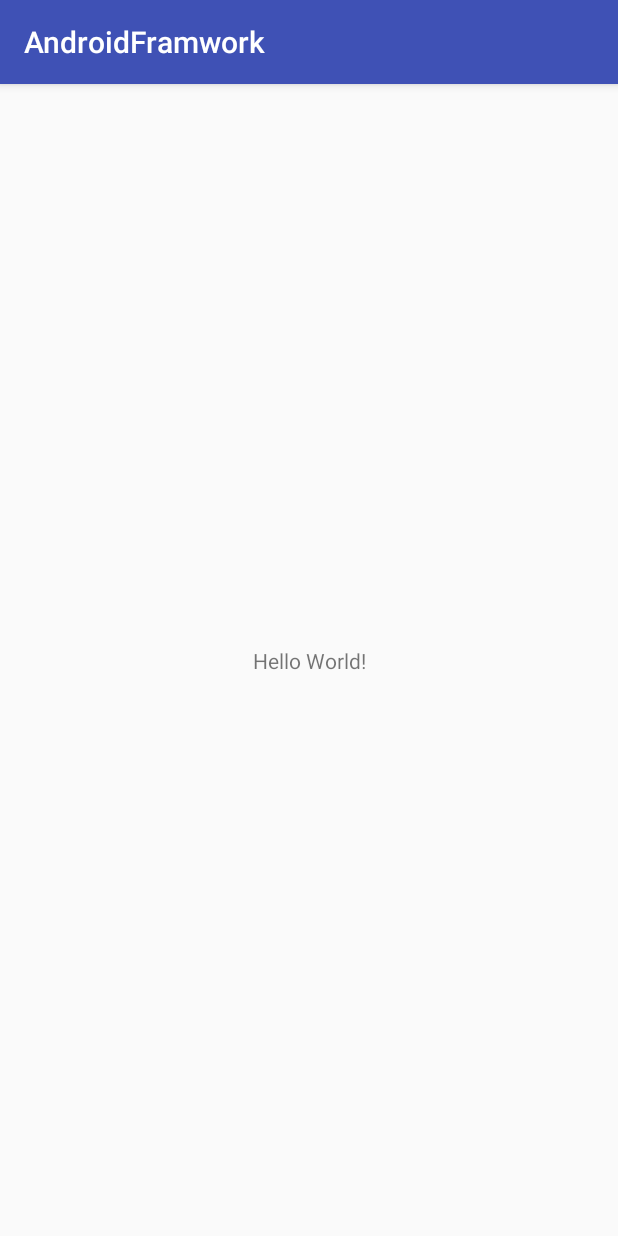
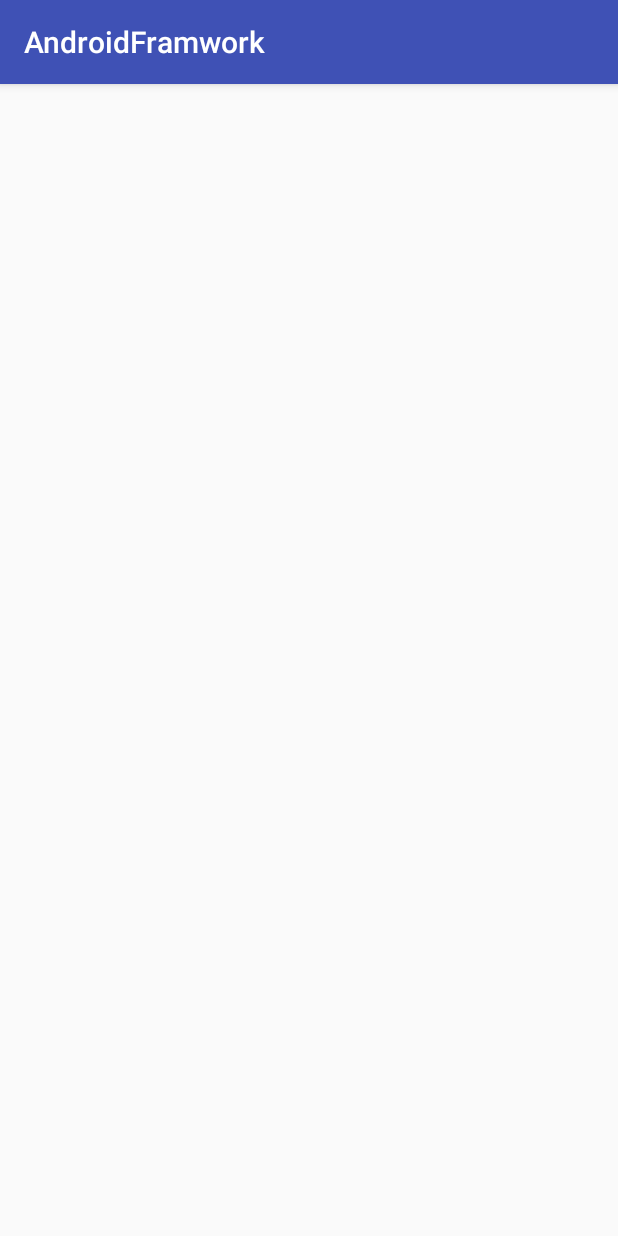
Before and after one commit to LongZhaoZhan/AndroidFramwork, an Android app: the screen it shows after launch (MainActivity), on a phone screen of 412 x 824 dp. Run offline under Robolectric (Android 15) with nearby library versions, the phone set to English and light mode, and no system bars; 1 statement that could not run was skipped.

Commit message:
修改首页布局文件

```diff
--- a/app/src/main/res/layout/activity_main.xml
+++ b/app/src/main/res/layout/activity_main.xml
@@ -1,19 +1,14 @@
 <?xml version="1.0" encoding="utf-8"?>
 <android.support.constraint.ConstraintLayout
     xmlns:android="http://schemas.android.com/apk/res/android"
-    xmlns:app="http://schemas.android.com/apk/res-auto"
     xmlns:tools="http://schemas.android.com/tools"
     android:layout_width="match_parent"
     android:layout_height="match_parent"
     tools:context="framwork.zl.com.androidframwork.MainActivity">
-
-    <TextView
-        android:layout_width="wrap_content"
-        android:layout_height="wrap_content"
-        android:text="Hello World!"
-        app:layout_constraintBottom_toBottomOf="parent"
-        app:layout_constraintLeft_toLeftOf="parent"
-        app:layout_constraintRight_toRightOf="parent"
-        app:layout_constraintTop_toTopOf="parent"/>
-
+    <fragment
+        android:layout_width="fill_parent"
+        android:layout_height="fill_parent"
+        android:id="@+id/content"
+        >
+    </fragment>
 </android.support.constraint.ConstraintLayout>
```
